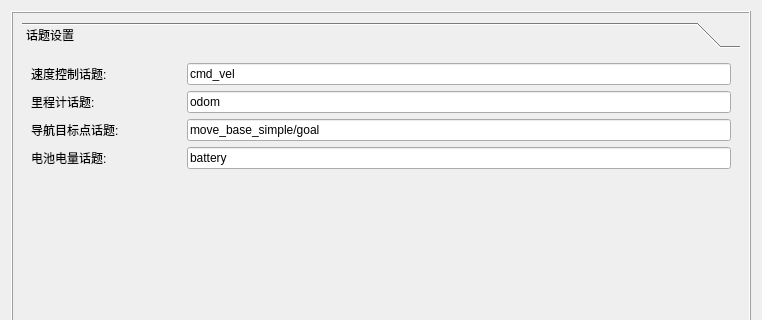
Qt form forms/LoginPage.ui (icetd/RobotControl) before a commit; both pictures show x 0 to 762 and y 0 to 320 of the 762 by 569 pixel window.
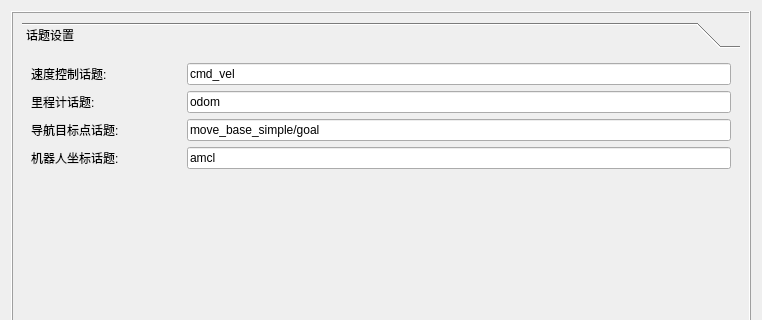
The same form after that commit. The open tabs and pages were chosen to show the change.

Patch:
```diff
--- a/forms/LoginPage.ui
+++ b/forms/LoginPage.ui
@@ -320,14 +320,14 @@
                 </size>
                </property>
                <property name="text">
-                <string>电池电量话题:</string>
+                <string>机器人坐标话题:</string>
                </property>
               </widget>
              </item>
              <item>
               <widget class="QLineEdit" name="lEdit_Topic_battery">
                <property name="text">
-                <string>battery</string>
+                <string>amcl</string>
                </property>
               </widget>
              </item>
```
Left out of the diff: 6 changed lines with no effect on the pictures.
